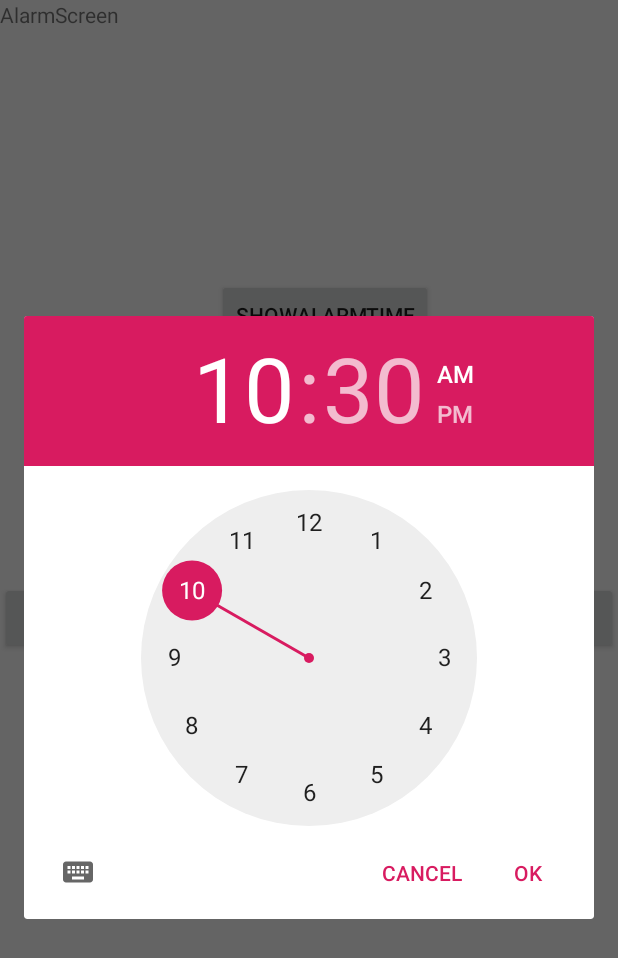
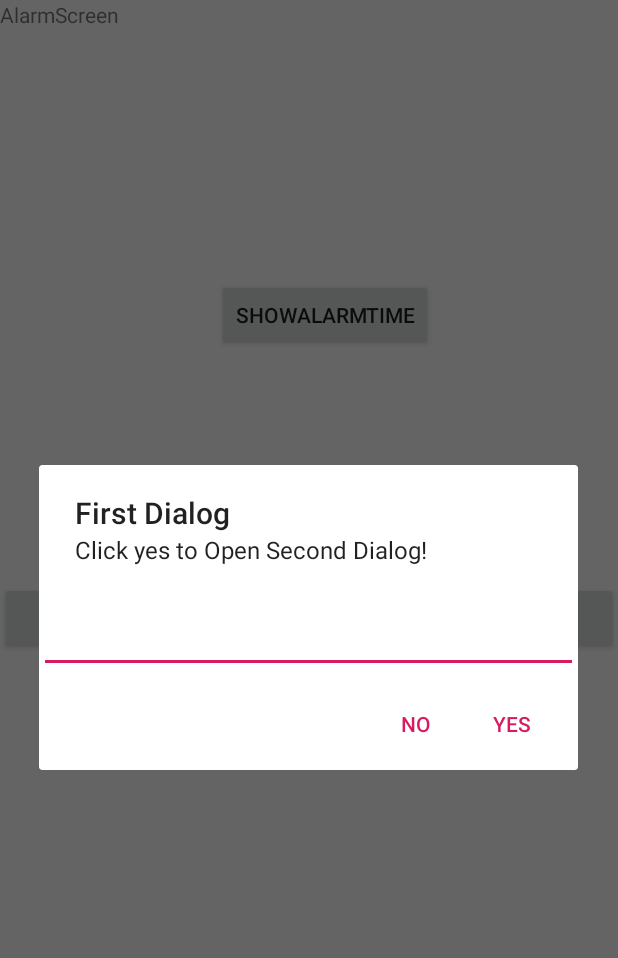
Before and after one commit to hamishdev/AlarmRadio, an Android app: the SetAlarmScreenActivity screen opened directly, with no data from a screen before it, after a tap on "SET ALARM TIME", on a phone screen of 412 x 824 dp. Shown: the top 958 px of the screen. Run offline under Robolectric (Android 15) with nearby library versions, the phone set to English and light mode, and no system bars; network calls fail.

Commit message:
7/03/2022
refactored some shit

```diff
--- /dev/null
+++ b/app/src/main/java/com/example/goodmorninggamers/Pickers/UrlPickerFragment.java
@@ -0,0 +1,61 @@
+package com.example.goodmorninggamers.Pickers;
+
+import android.app.AlertDialog;
+import android.app.Dialog;
+import android.content.Context;
+import android.content.DialogInterface;
+import android.os.Bundle;
+import android.widget.EditText;
+
+import androidx.fragment.app.DialogFragment;
+
+public class UrlPickerFragment extends DialogFragment {
+
+    UrlPickerFragment.ONURLPASS dataPasser;
+    Context mcontext;
+    @Override
+    public void onAttach(Context context) {
+        super.onAttach(context);
+        dataPasser = (UrlPickerFragment.ONURLPASS) context;
+        mcontext = context;
+    }
+
+    @Override
+    public Dialog onCreateDialog(Bundle savedInstanceState) {
+
+        final EditText input = new EditText(mcontext);
+
+        AlertDialog.Builder alertDialogBuilder = new AlertDialog.Builder(mcontext);
+        alertDialogBuilder.setTitle("First Dialog");
+        alertDialogBuilder
+                .setMessage("Click yes to Open Second Dialog!")
+                .setCancelable(false)
+                .setView(input)
+                .setPositiveButton("Yes", new DialogInterface.OnClickListener() {
+                    public void onClick(DialogInterface dialog, int id) {
+                        onURLSet(input.getText().toString());
+                    }
+                })
+                .setNegativeButton("No", new DialogInterface.OnClickListener() {
+                    public void onClick(DialogInterface dialog, int id) {
+                        // if this button is clicked, just close
+                        // the dialog box and do nothing
+                        dialog.cancel();}});
+
+        AlertDialog alertDialog = alertDialogBuilder.create();
+        return alertDialog;
+    }
+
+    public void onURLSet(String URL){
+        dataPass(URL);
+    }
+
+    public void dataPass(String data){
+        dataPasser.onUrlPass(data);
+    }
+
+    public interface ONURLPASS {
+        public void onUrlPass(String data);
+    }
+
+}
--- a/app/src/main/java/com/example/goodmorninggamers/getLiveStreamJSONObject/Id.kt
+++ /dev/null
@@ -1,6 +0,0 @@
-package com.example.goodmorninggamers.getLiveStreamJSONObject
-
-data class Id(
-    val kind: String,
-    val videoId: String
-)
--- a/app/src/main/java/com/example/goodmorninggamers/getLiveStreamJSONObject/Default.kt
+++ b/app/src/main/java/com/example/goodmorninggamers/helpers/getLiveStreamJSONObject/Default.kt
@@ -1,4 +1,4 @@
-package com.example.goodmorninggamers.getLiveStreamJSONObject
+package com.example.goodmorninggamers.helpers.getLiveStreamJSONObject
 
 data class Default(
     val height: Int,
--- a/app/src/main/java/com/example/goodmorninggamers/getLiveStreamJSONObject/High.kt
+++ b/app/src/main/java/com/example/goodmorninggamers/helpers/getLiveStreamJSONObject/High.kt
@@ -1,4 +1,4 @@
-package com.example.goodmorninggamers.getLiveStreamJSONObject
+package com.example.goodmorninggamers.helpers.getLiveStreamJSONObject
 
 data class High(
     val height: Int,
--- /dev/null
+++ b/app/src/main/java/com/example/goodmorninggamers/helpers/getLiveStreamJSONObject/Id.kt
@@ -0,0 +1,6 @@
+package com.example.goodmorninggamers.helpers.getLiveStreamJSONObject
+
+data class Id(
+    val kind: String,
+    val videoId: String
+)
--- a/app/src/main/java/com/example/goodmorninggamers/getLiveStreamJSONObject/Item.kt
+++ b/app/src/main/java/com/example/goodmorninggamers/helpers/getLiveStreamJSONObject/Item.kt
@@ -1,4 +1,4 @@
-package com.example.goodmorninggamers.getLiveStreamJSONObject
+package com.example.goodmorninggamers.helpers.getLiveStreamJSONObject
 
 data class Item(
         val etag: String,
--- a/app/src/main/java/com/example/goodmorninggamers/getLiveStreamJSONObject/Medium.kt
+++ b/app/src/main/java/com/example/goodmorninggamers/helpers/getLiveStreamJSONObject/Medium.kt
@@ -1,4 +1,4 @@
-package com.example.goodmorninggamers.getLiveStreamJSONObject
+package com.example.goodmorninggamers.helpers.getLiveStreamJSONObject
 
 data class Medium(
     val height: Int,
--- a/app/src/main/java/com/example/goodmorninggamers/getLiveStreamJSONObject/PageInfo.kt
+++ b/app/src/main/java/com/example/goodmorninggamers/helpers/getLiveStreamJSONObject/PageInfo.kt
@@ -1,4 +1,4 @@
-package com.example.goodmorninggamers.getLiveStreamJSONObject
+package com.example.goodmorninggamers.helpers.getLiveStreamJSONObject
 
 data class PageInfo(
     val resultsPerPage: Int,
--- a/app/src/main/java/com/example/goodmorninggamers/getLiveStreamJSONObject/Snippet.kt
+++ b/app/src/main/java/com/example/goodmorninggamers/helpers/getLiveStreamJSONObject/Snippet.kt
@@ -1,4 +1,4 @@
-package com.example.goodmorninggamers.getLiveStreamJSONObject
+package com.example.goodmorninggamers.helpers.getLiveStreamJSONObject
 
 data class Snippet(
         val channelId: String,
--- a/app/src/main/java/com/example/goodmorninggamers/getLiveStreamJSONObject/Thumbnails.kt
+++ b/app/src/main/java/com/example/goodmorninggamers/helpers/getLiveStreamJSONObject/Thumbnails.kt
@@ -1,4 +1,4 @@
-package com.example.goodmorninggamers.getLiveStreamJSONObject
+package com.example.goodmorninggamers.helpers.getLiveStreamJSONObject
 
 data class Thumbnails(
         val default: Default,
--- a/app/src/main/java/com/example/goodmorninggamers/getLiveStreamJSONObject/YoutAPI_getLiveStream_JSONobject.kt
+++ b/app/src/main/java/com/example/goodmorninggamers/helpers/getLiveStreamJSONObject/YoutAPI_getLiveStream_JSONobject.kt
@@ -1,4 +1,4 @@
-package com.example.goodmorninggamers.getLiveStreamJSONObject
+package com.example.goodmorninggamers.helpers.getLiveStreamJSONObject
 
 data class YoutAPI_getLiveStream_JSONobject(
         val etag: String,
--- a/app/src/main/java/com/example/goodmorninggamers/screens/SetAlarmScreenActivity.java
+++ b/app/src/main/java/com/example/goodmorninggamers/screens/SetAlarmScreenActivity.java
@@ -10,14 +10,18 @@ import androidx.appcompat.app.AppCompatActivity;
 import androidx.fragment.app.DialogFragment;
 
 import com.example.goodmorninggamers.R;
-import com.example.goodmorninggamers.TimePickerFragment;
+import com.example.goodmorninggamers.Pickers.TimePickerFragment;
+import com.example.goodmorninggamers.Pickers.UrlPickerFragment;
 
-public class SetAlarmScreenActivity extends AppCompatActivity implements TimePickerFragment.OnDataPass {
+import java.util.ArrayList;
+
+public class SetAlarmScreenActivity extends AppCompatActivity implements TimePickerFragment.OnTimePass,UrlPickerFragment.ONURLPASS {
 
 
     int alarmHour;
     int alarmMinute;
     private static final String TAG = "SetAlarmScreenActivity";
+    private String URL;
     public void onCreate(Bundle SavedInstanceState) {
 
         super.onCreate(SavedInstanceState);
@@ -28,8 +32,8 @@ public class SetAlarmScreenActivity extends AppCompatActivity implements TimePic
 
         setAlarmTimeDialogButton.setOnClickListener(new View.OnClickListener() {
             public void onClick(View arg0) {
-                DialogFragment newFragment = new TimePickerFragment();
-                newFragment.show(getSupportFragmentManager(), "timePicker");
+                DialogFragment newFragment = new UrlPickerFragment();
+                newFragment.show(getSupportFragmentManager(), "urlPicker");
             }
         });
 
@@ -38,6 +42,8 @@ public class SetAlarmScreenActivity extends AppCompatActivity implements TimePic
                 showAlarmTimeButton.setText(alarmHour +":"+alarmMinute);
             }
         });
+
+
     }
 
     public void setAlarmHour(int fragmentAlarmHour){
@@ -48,13 +54,24 @@ public class SetAlarmScreenActivity extends AppCompatActivity implements TimePic
     }
 
     @Override
-    public void onDataPass(String data) {
+    public void onUrlPass(String data) {
 
-        Log.d(TAG,"passing data:"+data);
+        Log.d(TAG,"passing URL data:"+data);
+        URL= data;
+        DialogFragment finalFragment = new TimePickerFragment();
+        finalFragment.show(getSupportFragmentManager(), "timePicker");
+
+    }
+    @Override
+    public void onTimePass(String data) {
+
+        Log.d(TAG,"passing time data:"+data);
         Intent intent = new Intent();
-        intent.putExtra(Intent.EXTRA_TEXT, data);
+        String allData = data + " " + URL;
+        intent.putExtra(Intent.EXTRA_TEXT, allData);
         setResult(RESULT_OK, intent);
         finish();
 
     }
+
 }
```
Also changed, not shown: app/src/main/java/com/example/goodmorninggamers/Alarm.java (added, +94 -0 lines), app/src/main/java/com/example/goodmorninggamers/AlarmAdapter.java (added, +51 -0 lines), app/src/main/java/com/example/goodmorninggamers/Network/YoutAPI_client.java (renamed from app/src/main/java/com/example/goodmorninggamers/YoutAPI_client.java, +3 -7 lines), app/src/main/java/com/example/goodmorninggamers/Pickers/TimePickerFragment.java (renamed from app/src/main/java/com/example/goodmorninggamers/TimePickerFragment.java, +7 -6 lines), app/src/main/java/com/example/goodmorninggamers/screens/MainActivity.java (+16 -77 lines), app/src/main/res/layout/alarmlistlayout.xml (added, +31 -0 lines).
